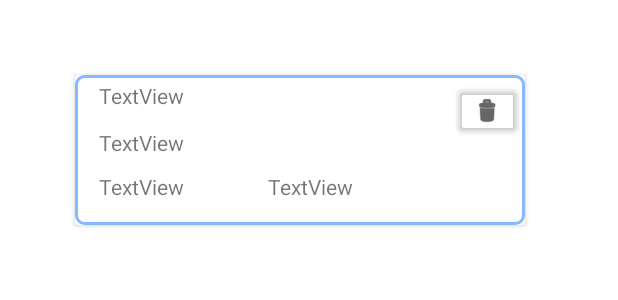
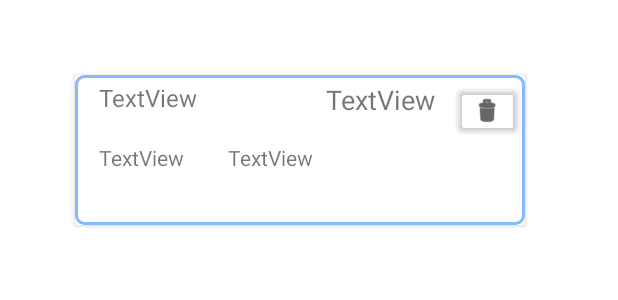
Before and after one commit to LezuLezu/s1120890_s1107714_iiatimd_app, an Android app: the layout card.xml on its own in the app's theme, with its tools: preview values and no code run, on a phone screen of 412 x 824 dp. Shown: the top 300 px of the screen. Run offline under Robolectric (Android 15) with nearby library versions, the phone set to English and light mode, and no system bars; network calls fail.

Commit message:
fixed minor layout

```diff
--- a/app/src/main/res/layout/card.xml
+++ b/app/src/main/res/layout/card.xml
@@ -20,28 +20,30 @@
 
         <TextView
             android:id="@+id/cardTitle"
-            android:layout_width="172dp"
+            android:layout_width="136dp"
             android:layout_height="21dp"
             android:layout_marginStart="16dp"
             android:layout_marginLeft="16dp"
             android:layout_marginTop="4dp"
             android:text="TextView"
+            android:textSize="16sp"
             app:layout_constraintStart_toStartOf="parent"
             app:layout_constraintTop_toTopOf="parent" />
+
         <TextView
             android:id="@+id/cardAmount"
             android:layout_width="wrap_content"
             android:layout_height="wrap_content"
-            android:layout_marginStart="16dp"
-            android:layout_marginLeft="16dp"
             android:text="TextView"
-            app:layout_constraintBottom_toTopOf="@+id/cardFirstName"
-            app:layout_constraintStart_toStartOf="parent"
-            app:layout_constraintTop_toBottomOf="@+id/cardTitle" />
+            android:textSize="18sp"
+            android:layout_marginTop="4dp"
+            app:layout_constraintEnd_toStartOf="@+id/button"
+            app:layout_constraintStart_toEndOf="@+id/cardTitle"
+            app:layout_constraintTop_toTopOf="parent" />
 
         <TextView
             android:id="@+id/cardLastName"
-            android:layout_width="100dp"
+            android:layout_width="60dp"
             android:layout_height="19dp"
             android:layout_marginEnd="4dp"
             android:layout_marginRight="4dp"
@@ -50,18 +52,20 @@
             app:layout_constraintBottom_toBottomOf="parent"
             app:layout_constraintEnd_toEndOf="parent"
             app:layout_constraintHorizontal_bias="0.162"
-            app:layout_constraintStart_toEndOf="@+id/cardFirstName" />
+            app:layout_constraintStart_toEndOf="@+id/cardFirstName"
+            app:layout_constraintTop_toBottomOf="@+id/cardTitle" />
 
         <TextView
             android:id="@+id/cardFirstName"
-            android:layout_width="100dp"
+            android:layout_width="60dp"
             android:layout_height="19dp"
             android:layout_marginStart="16dp"
             android:layout_marginLeft="16dp"
             android:layout_marginBottom="16dp"
             android:text="TextView"
             app:layout_constraintBottom_toBottomOf="parent"
-            app:layout_constraintStart_toStartOf="parent" />
+            app:layout_constraintStart_toStartOf="parent"
+            app:layout_constraintTop_toBottomOf="@+id/cardTitle" />
 
         <Button
             android:id="@+id/button"
```
